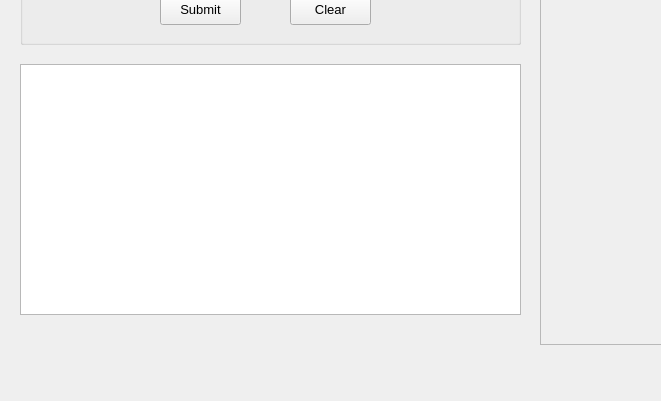
The window that STXM_data_viewer.ui (amy-remeshylo/STXM_data_viewer) describes before a commit, drawn with Qt 5; both pictures show x 0 to 661 and y 396 to 797 of the 1225 by 797 pixel window.
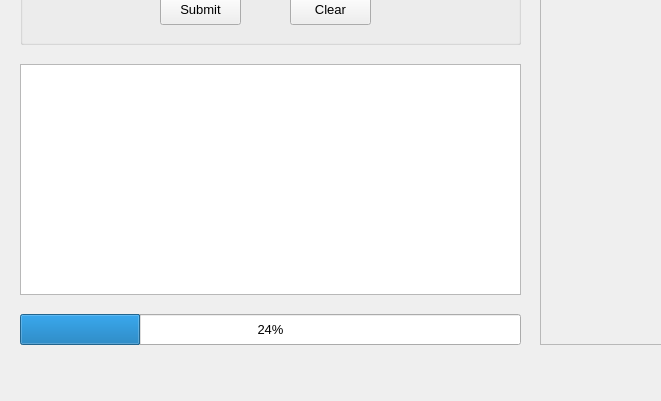
The same window after the commit.

Patch:
```diff
--- a/STXM_data_viewer.ui
+++ b/STXM_data_viewer.ui
@@ -25,7 +25,7 @@
       <x>20</x>
       <y>460</y>
       <width>501</width>
-      <height>251</height>
+      <height>231</height>
      </rect>
     </property>
    </widget>
@@ -400,6 +400,19 @@
      </property>
     </item>
    </widget>
+   <widget class="QProgressBar" name="progressBar">
+    <property name="geometry">
+     <rect>
+      <x>20</x>
+      <y>710</y>
+      <width>501</width>
+      <height>31</height>
+     </rect>
+    </property>
+    <property name="value">
+     <number>24</number>
+    </property>
+   </widget>
   </widget>
   <widget class="QMenuBar" name="menubar">
    <property name="geometry">
```
